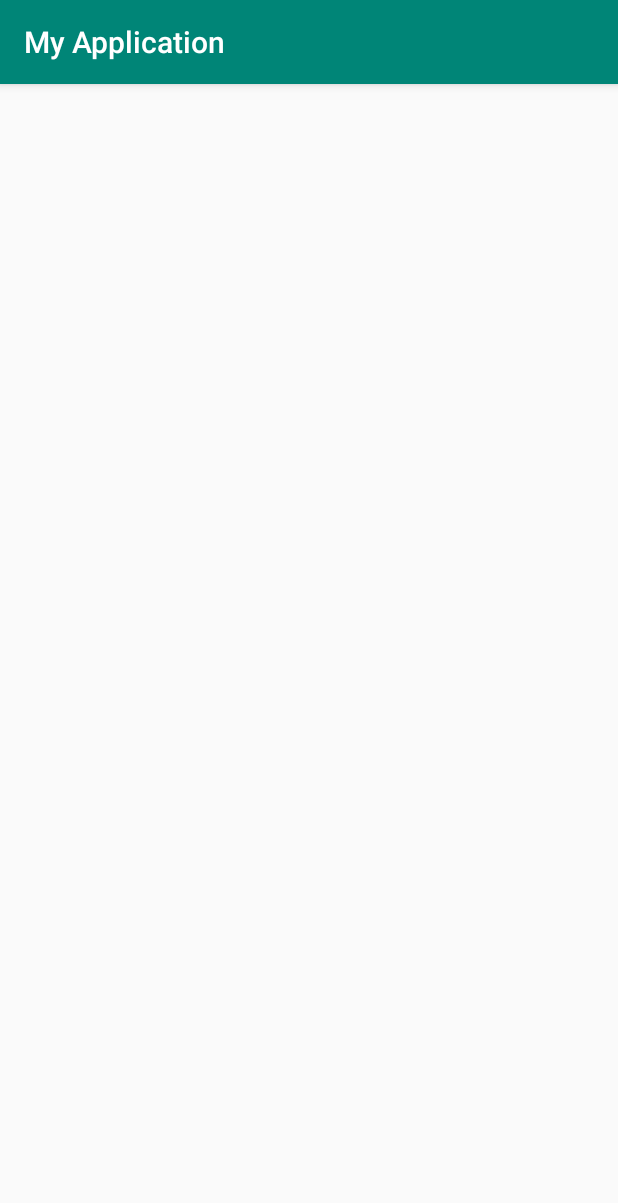
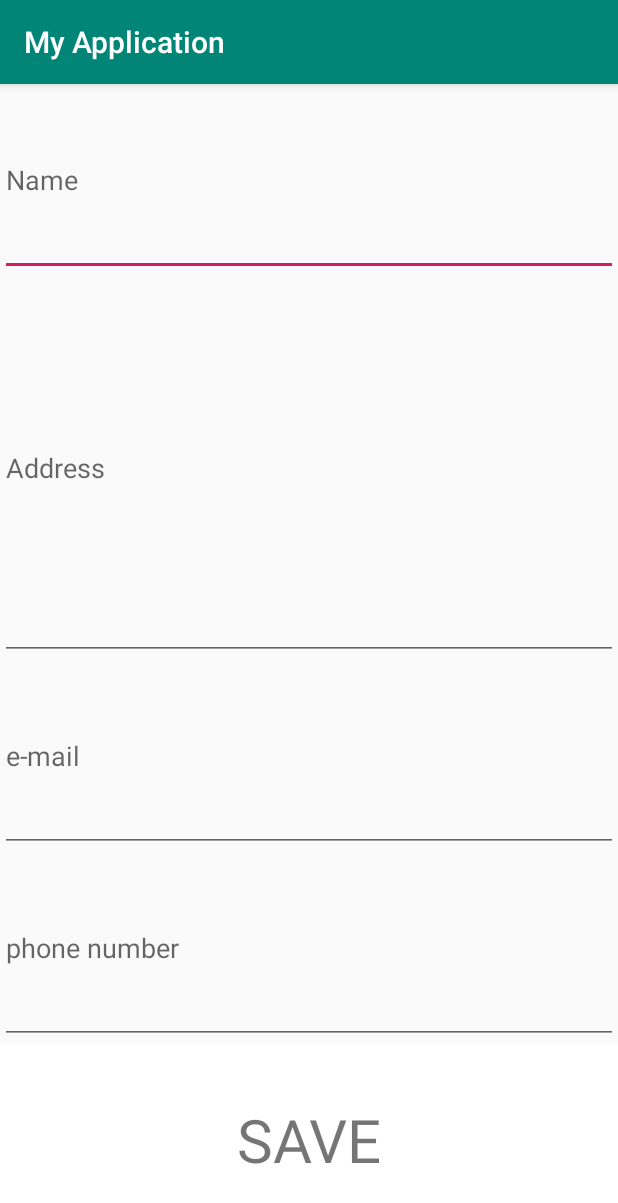
Before and after one commit to uvaishzafri/kavach, an Android app: the profile screen opened directly, with no data from a screen before it, on a phone screen of 412 x 824 dp. Shown: the top 1203 px of the screen. Run offline under Robolectric (Android 15) with nearby library versions, the phone set to English and light mode, and no system bars.

Commit message:
minor bug fixes

```diff
--- a/app/src/main/java/com/example/myapplication/MainActivity.java
+++ b/app/src/main/java/com/example/myapplication/MainActivity.java
@@ -14,7 +14,7 @@ import android.widget.Toast;
 
 public class MainActivity extends AppCompatActivity {
 
-    ImageView imageEdit;
+    ImageView imageEdit,imageprofile;
     TextView tvsettings;
 
     @RequiresApi(api = Build.VERSION_CODES.M)
@@ -25,6 +25,7 @@ public class MainActivity extends AppCompatActivity {
 
         imageEdit = (ImageView) findViewById(R.id.imgedit);
         tvsettings = (TextView) findViewById(R.id.tvsettings);
+        imageprofile=(ImageView)findViewById(R.id.imgprofile);
 
         checkBTpermissions();
 
@@ -40,6 +41,14 @@ public class MainActivity extends AppCompatActivity {
             @Override
             public void onClick(View v) {
                 Intent intent=new Intent(MainActivity.this, Setting.class);
+                startActivity(intent);
+            }
+        });
+
+        imageprofile.setOnClickListener(new View.OnClickListener() {
+            @Override
+            public void onClick(View v) {
+                Intent intent=new Intent(MainActivity.this,profile.class);
                 startActivity(intent);
             }
         });
--- a/app/src/main/java/com/example/myapplication/profile.java
+++ b/app/src/main/java/com/example/myapplication/profile.java
@@ -1,13 +1,84 @@
 package com.example.myapplication;
 
+import android.content.SharedPreferences;
 import android.support.v7.app.AppCompatActivity;
 import android.os.Bundle;
+import android.view.View;
+import android.widget.EditText;
+import android.widget.TextView;
+import android.widget.Toast;
+
+import static com.example.myapplication.contacts.c1;
+import static com.example.myapplication.contacts.c2;
+import static com.example.myapplication.contacts.c3;
+import static com.example.myapplication.contacts.c4;
 
 public class profile extends AppCompatActivity {
+
+    EditText name,address,mobile,mail;
+    TextView save;
+
+    public static final String MyPREFERENCES = "MyPrefs" ;
+    public static final String n= "nm";
+    public static final String a = "adrs";
+    public static final String m = "mbl";
+    public static final String e = "emal";
+
+    SharedPreferences sharedpreferences;
+
+
 
     @Override
     protected void onCreate(Bundle savedInstanceState) {
         super.onCreate(savedInstanceState);
         setContentView(R.layout.activity_profile);
+
+        name=(EditText)findViewById(R.id.edtname);
+        address=(EditText)findViewById(R.id.edtaddress);
+        mobile=(EditText)findViewById(R.id.edtnumber);
+        mail=(EditText)findViewById(R.id.edtmail);
+        save=(TextView) findViewById(R.id.btnsave);
+
+        sharedpreferences = getSharedPreferences(MyPREFERENCES,contacts.MODE_PRIVATE);
+
+        SharedPreferences prefs = getSharedPreferences(MyPREFERENCES, MODE_PRIVATE);
+
+
+        if (sharedpreferences!= null) {
+            String namepref = prefs.getString(n,"" );
+            String addresspref = prefs.getString(a,"" );
+            String mobilepref = prefs.getString(m,"" );
+            String mailpref = prefs.getString(e,"" );
+            name.setText(namepref);
+            address.setText(addresspref);
+            mobile.setText(mobilepref);
+            mail.setText(mailpref);
+
+        }
+
+        save.setOnClickListener(new View.OnClickListener() {
+            @Override
+            public void onClick(View v) {
+
+
+
+                String adrress1=address.getText().toString();
+                String name1=name.getText().toString();
+                String mobile1  =mobile .getText().toString();
+                String mail1  =mail.getText().toString();
+
+                SharedPreferences.Editor editor = sharedpreferences.edit();
+
+                editor.putString(a, adrress1);
+                editor.putString(n, name1);
+                editor.putString(m, mobile1);
+                editor.putString(e, mail1);
+
+                editor.commit();
+                Toast.makeText(profile.this,"Thanks",Toast.LENGTH_LONG).show();
+            }
+        });
+
+
     }
 }
--- a/app/src/main/res/layout/activity_main.xml
+++ b/app/src/main/res/layout/activity_main.xml
@@ -22,7 +22,7 @@
                android:layout_height="match_parent"
                android:src="@drawable/profile"
                android:layout_weight="1"
-               android:id="@+id/profileimg"
+               android:id="@+id/imgprofile"
                />
            <TextView
                android:layout_width="0dp"
--- a/app/src/main/res/layout/activity_profile.xml
+++ b/app/src/main/res/layout/activity_profile.xml
@@ -5,5 +5,45 @@
     android:layout_width="match_parent"
     android:layout_height="match_parent"
     tools:context=".profile">
+    <LinearLayout
+        android:layout_width="match_parent"
+        android:layout_height="match_parent"
+        android:orientation="vertical">
+        <EditText
+            android:layout_width="match_parent"
+            android:layout_height="0dp"
+            android:hint="Name"
+            android:layout_weight="1"
+            android:id="@+id/edtname"/>
+        <EditText
+            android:layout_width="match_parent"
+            android:layout_height="0dp"
+            android:hint="Address"
+            android:layout_weight="2"
+
+            android:id="@+id/edtaddress"/>
+        <EditText
+            android:layout_width="match_parent"
+            android:layout_height="0dp"
+            android:hint="e-mail"
+            android:layout_weight="1"
+            android:id="@+id/edtmail"/>
+        <EditText
+            android:layout_width="match_parent"
+            android:layout_height="0dp"
+            android:hint="phone number"
+            android:layout_weight="1"
+            android:id="@+id/edtnumber"/>
+        <TextView
+            android:layout_width="match_parent"
+            android:layout_height="0dp"
+            android:layout_weight="1"
+            android:id="@+id/btnsave"
+            android:gravity="center"
+            android:textSize="40sp"
+            android:background="#FFFFFF"
+            android:text="SAVE"
+            />
+    </LinearLayout>
 
 </android.support.constraint.ConstraintLayout>
```
